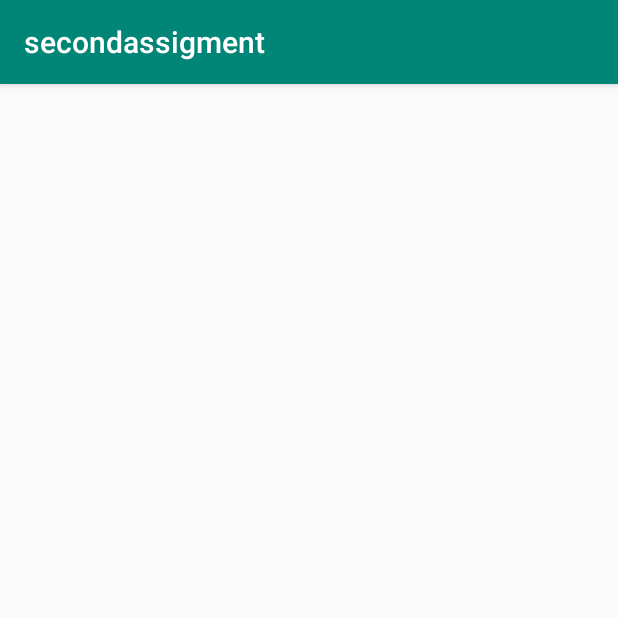
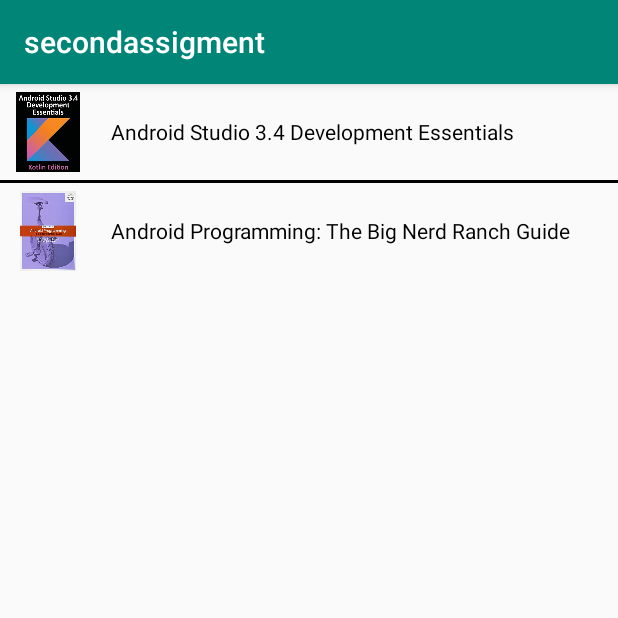
Before and after one commit to filipeamorais/ee654mobilecomputingsecondassignment, an Android app: the screen it shows after launch (BookList), after a tap on "Android", on a phone screen of 412 x 824 dp, the top half of it. Run offline under Robolectric (Android 15) with nearby library versions, the phone set to English and light mode, and no system bars.

Commit message:
add: all the code necessary for the second activity

```diff
--- a/app/src/main/java/com/example/secondassigment/BookList.java
+++ b/app/src/main/java/com/example/secondassigment/BookList.java
@@ -2,6 +2,7 @@ package com.example.secondassigment;
 
 import androidx.appcompat.app.AppCompatActivity;
 
+import android.content.Intent;
 import android.os.Bundle;
 import android.widget.ListView;
 
@@ -11,7 +12,7 @@ import java.util.List;
 
 public class BookList extends AppCompatActivity {
     ListView simpleListView;
-    HashMap<String, List<Item>> BookMap = new HashMap<String, List<Item>>();
+    HashMap<String, ArrayList<Item>> BookMap = new HashMap<String, ArrayList<Item>>();
     ArrayList<Item> androidList = new ArrayList<>();
     ArrayList<Item> mlList = new ArrayList<>();
     ArrayList<Item> pythonList = new ArrayList<>();
@@ -25,15 +26,35 @@ public class BookList extends AppCompatActivity {
         simpleListView = (ListView) findViewById(R.id.simpleListView);
 
         //adding items to the ArrayList(s) that will be displayed by the ListView according to the selection
+//        androidList.add(new Item("Android", R.drawable.brazil_flag));
+//        androidList.add(new Item("Android", R.drawable.brazil_flag));
         androidList.add(new Item("Android Studio 3.4 Development Essentials", R.drawable.androidstudioessential));
         androidList.add(new Item("Android Programming: The Big Nerd Ranch Guide", R.drawable.androidprogramming));
 
         mlList.add(new Item("The Hundred-Page Machine Learning Book", R.drawable.hundredpageml));
         mlList.add(new Item("Hands-On Machine Learning with Scikit-Learn and TensorFlow: Concepts, Tools, and Techniques to Build Intelligent Systems", R.drawable.handonsmachinelearning));
+//        mlList.add(new Item("The", R.drawable.brazil_flag));
+
+
+//        pythonList.add(new Item("Learning", R.drawable.brazil_flag));
 
         pythonList.add(new Item("Learning Python", R.drawable.learningpython));
         pythonList.add(new Item("Python Crash Course", R.drawable.pythoncrash));
         pythonList.add(new Item("Starting Out with Python", R.drawable.startingoutwithpython));
 
+        //adding the lists to the hashmap variable
+        BookMap.put("Android", androidList);
+        BookMap.put("Machine Learning", mlList);
+        BookMap.put("Python", pythonList);
+
+        //getting the intend and checking its selection
+        Intent intent = getIntent();
+        String subjectSelected =
+                intent.getStringExtra(MainActivity.MESSAGE);
+
+        //creating the adapter used to bind the ArrayList, the ListView and its layout
+        MyAdapter myAdapter = new MyAdapter(this, R.layout.list_view_items, BookMap.get(subjectSelected));
+        simpleListView.setAdapter(myAdapter);
+
     }
 }
--- a/app/src/main/java/com/example/secondassigment/MainActivity.java
+++ b/app/src/main/java/com/example/secondassigment/MainActivity.java
@@ -34,11 +34,11 @@ public class MainActivity extends AppCompatActivity {
         //clickListener that sends information to the other activity
         simpleList.setOnItemClickListener(new AdapterView.OnItemClickListener() {
             public void onItemClick(AdapterView<?> parent, View view, int position, long id) {
-                String book = (String) simpleList.getItemAtPosition(position);
-                Toast.makeText(getBaseContext(), book, Toast.LENGTH_SHORT).show();
+                String subject = (String) simpleList.getItemAtPosition(position);
+                Toast.makeText(getBaseContext(), subject, Toast.LENGTH_SHORT).show();
                 try {
                     Intent intent = new Intent(MainActivity.this, BookList.class);
-                    intent.putExtra(MESSAGE, book);
+                    intent.putExtra(MESSAGE, subject);
                     startActivity(intent);
                 } catch (Exception e) {/* Log error messages */}
             }
--- a/app/src/main/res/layout/activity_book_list.xml
+++ b/app/src/main/res/layout/activity_book_list.xml
@@ -1,9 +1,14 @@
 <?xml version="1.0" encoding="utf-8"?>
-<androidx.constraintlayout.widget.ConstraintLayout xmlns:android="http://schemas.android.com/apk/res/android"
-    xmlns:app="http://schemas.android.com/apk/res-auto"
+<RelativeLayout xmlns:android=
+    "http://schemas.android.com/apk/res/android"
     xmlns:tools="http://schemas.android.com/tools"
     android:layout_width="match_parent"
     android:layout_height="match_parent"
     tools:context=".BookList">
-
-</androidx.constraintlayout.widget.ConstraintLayout>
+    <ListView
+        android:id="@+id/simpleListView"
+        android:layout_width="match_parent"
+        android:layout_height="wrap_content"
+        android:divider="#000"
+        android:dividerHeight="2dp"/>
+</RelativeLayout>
```
Also changed, not shown: app/src/main/res/drawable-v24/brazil_flag.png (added).
